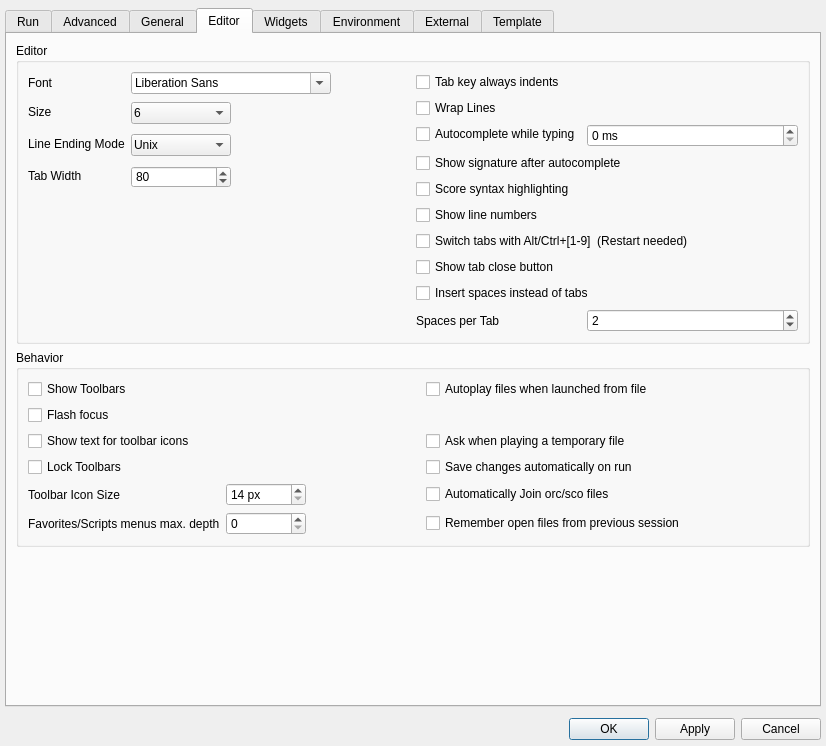
First picture: the form in src/configdialog.ui, repository CsoundQt/CsoundQt, before the edit.
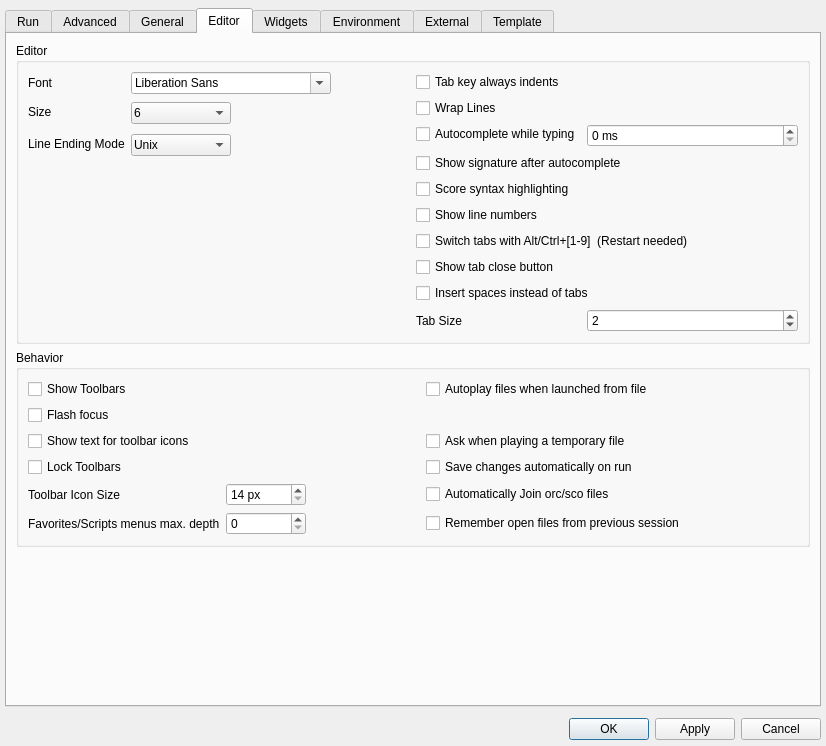
Second picture: the form after the edit. The open tabs and pages were chosen to show the change.

Commit message: Settings/Editor: one character-based "Tab Size" instead of pixel Tab Width

```diff
--- a/src/configdialog.ui
+++ b/src/configdialog.ui
@@ -1901,7 +1901,7 @@
                 <item row="9" column="0">
                  <widget class="QLabel" name="tabSpacesLabel">
                   <property name="text">
-                   <string>Spaces per Tab</string>
+                   <string>Tab Size</string>
                   </property>
                  </widget>
                 </item>
@@ -2100,44 +2100,6 @@
                   </item>
                  </widget>
                 </item>
-                <item row="3" column="0">
-                 <widget class="QLabel" name="label_19">
-                  <property name="text">
-                   <string>Tab Width</string>
-                  </property>
-                 </widget>
-                </item>
-                <item row="3" column="1">
-                 <widget class="QSpinBox" name="tabWidthSpinBox">
-                  <property name="minimumSize">
-                   <size>
-                    <width>100</width>
-                    <height>0</height>
-                   </size>
-                  </property>
-                  <property name="maximumSize">
-                   <size>
-                    <width>100</width>
-                    <height>16777215</height>
-                   </size>
-                  </property>
-                  <property name="styleSheet">
-                   <string notr="true">margin-top: 2; margin-bottom: 2</string>
-                  </property>
-                  <property name="minimum">
-                   <number>10</number>
-                  </property>
-                  <property name="maximum">
-                   <number>120</number>
-                  </property>
-                  <property name="singleStep">
-                   <number>10</number>
-                  </property>
-                  <property name="value">
-                   <number>80</number>
-                  </property>
-                 </widget>
-                </item>
                </layout>
               </item>
              </layout>
```
Left out of the diff: 9 changed lines with no effect on the pictures. The commit also changes 11 other files.
